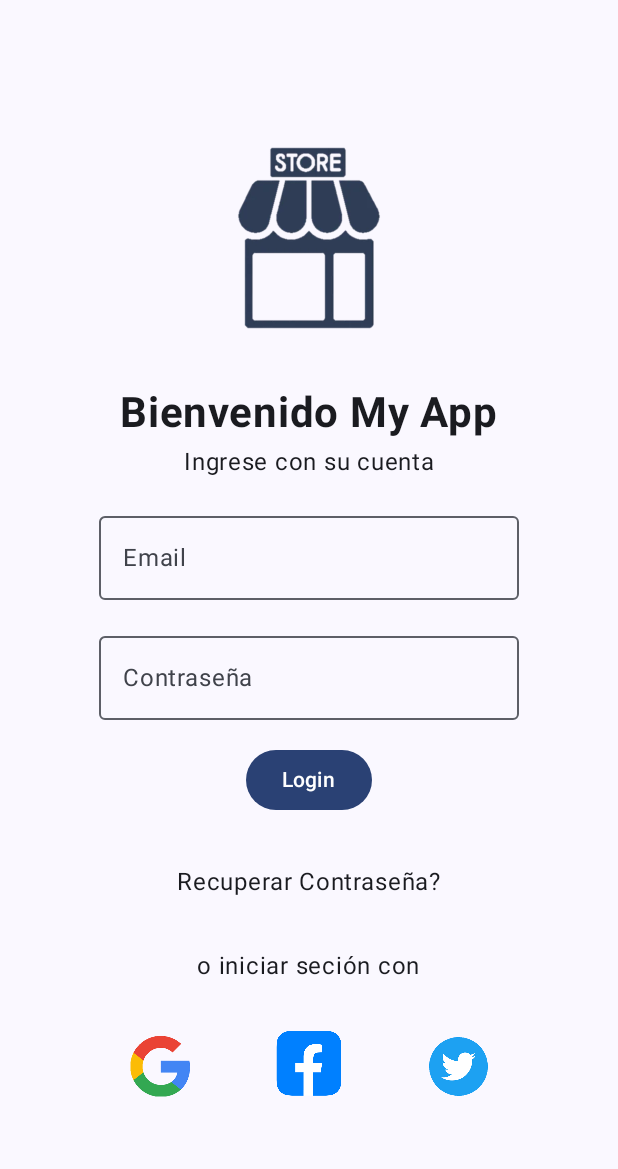
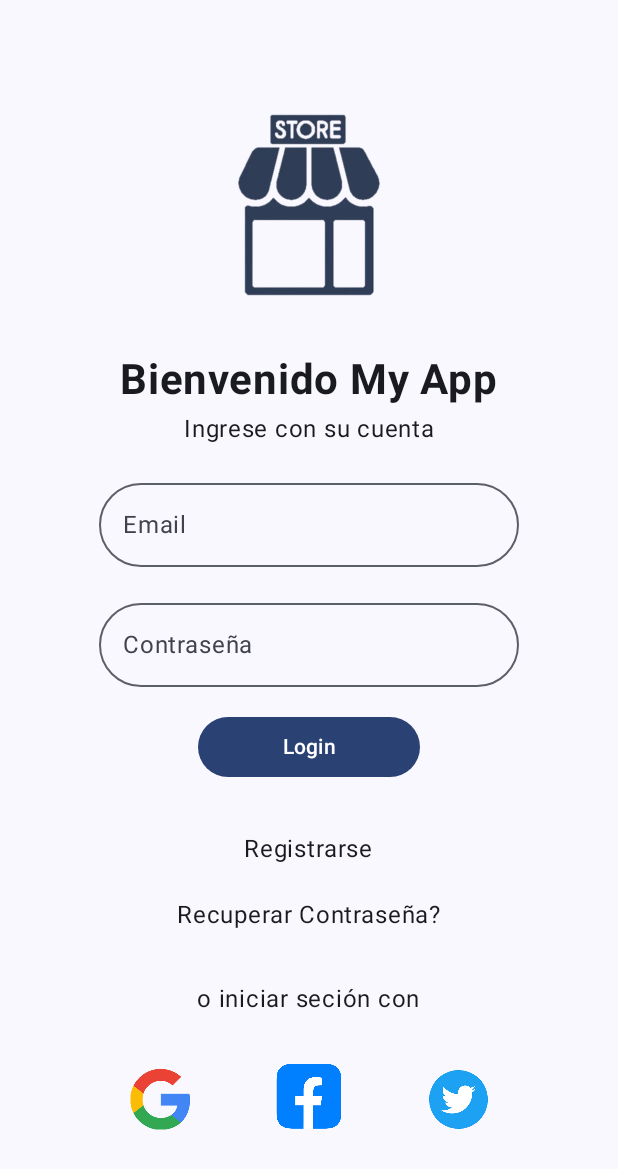
Before and after one commit to MarceloAcunaOsorio/APPSemana_4, an Android app built with Jetpack Compose: the composable LoginScreen shown on its own in the app's theme, on a phone screen of 412 x 824 dp. Shown: the top 1169 px of the screen. Run offline under Robolectric (Android 15) with nearby library versions, the phone set to English and light mode, and no system bars.

Commit message:
se termina pagina de Login

```diff
--- a/app/src/main/java/com/marceloacuna/appsemana4/LoginScreen.kt
+++ b/app/src/main/java/com/marceloacuna/appsemana4/LoginScreen.kt
@@ -11,16 +11,18 @@ import androidx.compose.foundation.layout.fillMaxWidth
 import androidx.compose.foundation.layout.height
 import androidx.compose.foundation.layout.padding
 import androidx.compose.foundation.layout.size
+import androidx.compose.foundation.layout.width
+import androidx.compose.foundation.shape.RoundedCornerShape
 import androidx.compose.material3.Button
 import androidx.compose.material3.OutlinedTextField
 import androidx.compose.material3.Text
-import androidx.compose.material3.TextButton
-import androidx.compose.material3.TextField
 import androidx.compose.runtime.Composable
 import androidx.compose.ui.Alignment
 import androidx.compose.ui.Modifier
 import androidx.compose.ui.res.painterResource
 import androidx.compose.ui.text.font.FontWeight
+import androidx.compose.ui.text.input.PasswordVisualTransformation
+import androidx.compose.ui.text.style.TextAlign
 import androidx.compose.ui.unit.dp
 import androidx.compose.ui.unit.sp
 
@@ -51,28 +53,43 @@ fun LoginScreen() {
       Spacer(modifier = Modifier.height(16.dp))
 
       //Input para ingresar el email
-      OutlinedTextField(value = "", onValueChange = {}, label = {Text(text = "Email")})
+      OutlinedTextField(value = "", onValueChange = {}, label = {Text(text = "Email")},shape = RoundedCornerShape(50))
 
       //salto de linea
       Spacer(modifier = Modifier.height(16.dp))
 
       //Input para ingresar el Contraseña
-      OutlinedTextField(value = "", onValueChange = {}, label = {Text(text = "Contraseña")})
+      OutlinedTextField(value = "", onValueChange = {
+
+      }, label = {
+         Text(text = "Contraseña")
+                 },shape = RoundedCornerShape(50),
+         visualTransformation = PasswordVisualTransformation())
+
 
       //salto de linea
       Spacer(modifier = Modifier.height(16.dp))
 
+
+      //boton Login
       Button(onClick = {}) {
-         Text(text = "Login")
+         Text(text = "Login",
+            modifier = Modifier.height(20.dp).width(100.dp),
+            textAlign = TextAlign.Center
+         )
       }
 
       //salto de linea
       Spacer(modifier = Modifier.height(32.dp))
 
       //recuperar contraseña
-      Text(text = "Recuperar Contraseña?", modifier = Modifier.clickable {
+      Text(text = "Registrarse", modifier = Modifier.clickable {/*codigo que realiza la accion*/})
 
-      })
+      //salto de linea
+      Spacer(modifier = Modifier.height(20.dp))
+
+      //recuperar contraseña
+      Text(text = "Recuperar Contraseña?", modifier = Modifier.clickable {/*codigo que realiza la accion*/})
 
       //salto de linea
       Spacer(modifier = Modifier.height(32.dp))
--- a/app/src/main/java/com/marceloacuna/appsemana4/MainActivity.kt
+++ b/app/src/main/java/com/marceloacuna/appsemana4/MainActivity.kt
@@ -11,7 +11,7 @@ class MainActivity : ComponentActivity() {
         super.onCreate(savedInstanceState)
         enableEdgeToEdge()
         setContent {
-           LoginScreen()
+           RegisterScreen()
         }
     }
 }
--- /dev/null
+++ b/app/src/main/java/com/marceloacuna/appsemana4/RegisterScreen.kt
@@ -0,0 +1,9 @@
+package com.marceloacuna.appsemana4
+
+import androidx.compose.runtime.Composable
+
+@Composable
+fun RegisterScreen(){
+
+
+}
```
